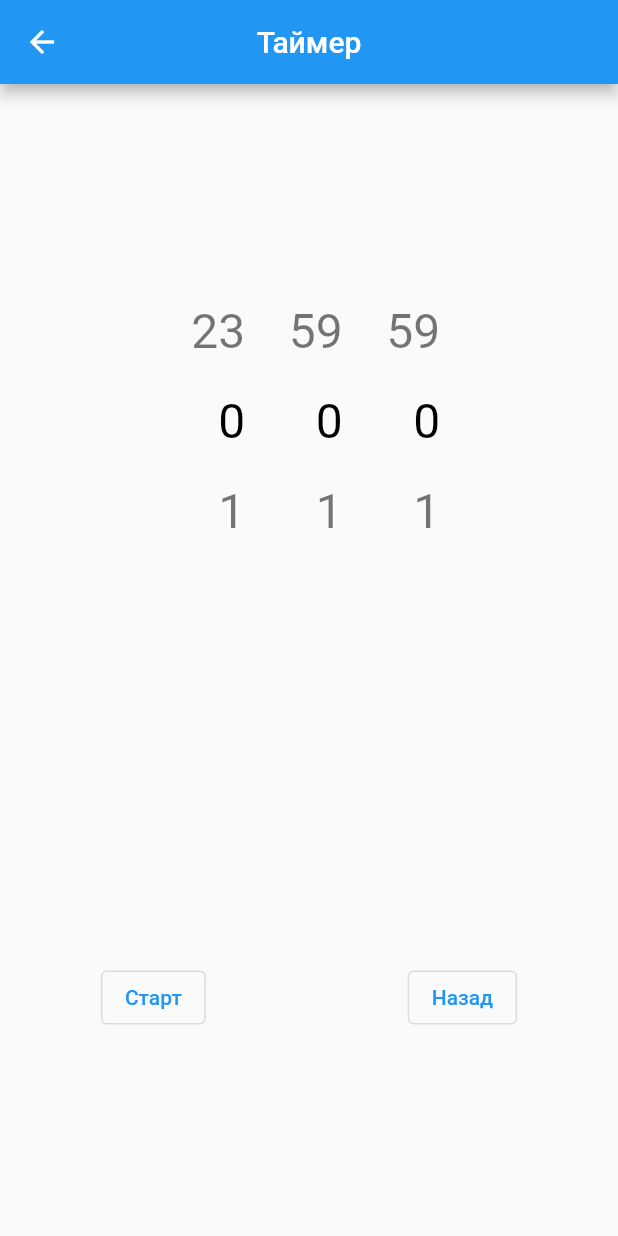
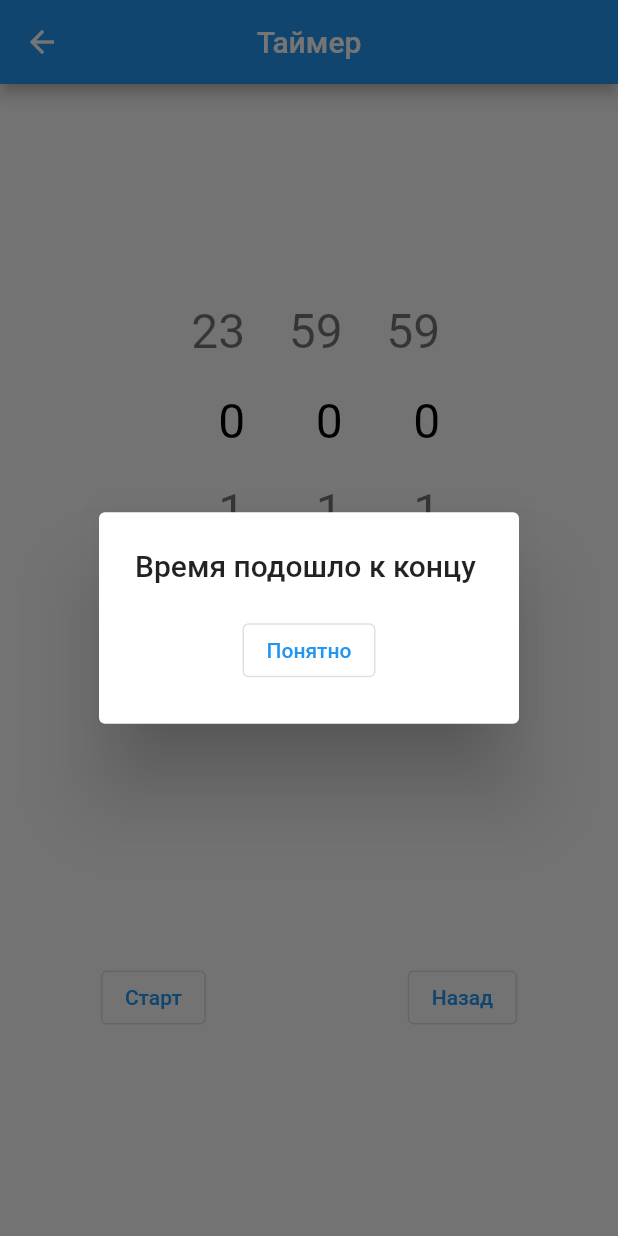
Before and after one commit to MityugovKonstantin/pomodoro-tracker, a Flutter app: the TimerPage screen opened by its route, scrolled down 576 dp, after a tap on "Старт", on a phone screen of 412 x 824 dp. Run offline on Flutter 3.47's test engine with Material 2 defaults, Android fonts, the light colour scheme and no system bars; our stand-ins replace audioplayers, cloud_firestore, firebase_core; accounts and stored records are empty.

Commit message:
Add audio signal when timer done

```diff
--- a/lib/pages/timer_page.dart
+++ b/lib/pages/timer_page.dart
@@ -1,5 +1,6 @@
 import 'dart:async';
 
+import 'package:audioplayers/audioplayers.dart';
 import 'package:flutter/material.dart';
 import 'package:pomodoro_tracker/utils/time_picker.dart';
 
@@ -12,6 +13,7 @@ class TimerPage extends StatefulWidget {
 
 class _TimerPageState extends State<TimerPage> {
   late Timer _timer;
+  late AudioPlayer audioPlayer = AudioPlayer();
 
   bool _isTimerWork = false;
   int _hour = 0;
@@ -33,6 +35,31 @@ class _TimerPageState extends State<TimerPage> {
         } else {
           _isTimerWork = false;
           _timer.cancel();
+
+          audioPlayer.play(AssetSource('sounds/timer_done_sound.mp3'));
+          audioPlayer.onPlayerComplete.listen((event) {
+            audioPlayer.play(AssetSource('sounds/timer_done_sound.mp3'));
+          });
+
+          showDialog(
+              context: context,
+              barrierDismissible: false,
+              builder: (BuildContext context) {
+                return AlertDialog(
+                  title: const Text('Время подошло к концу'),
+                  content: Container(
+                    height: 50,
+                    alignment: Alignment.center,
+                    child: OutlinedButton(
+                      onPressed: () {
+                        audioPlayer.stop();
+                        Navigator.of(context).pop();
+                      },
+                      child: const Text('Понятно'),
+                    ),
+                  ),
+                );
+              });
         }
       });
     });
```
Also changed, not shown: pubspec.yaml (+4 -9 lines), pubspec.lock, 1 other file.
